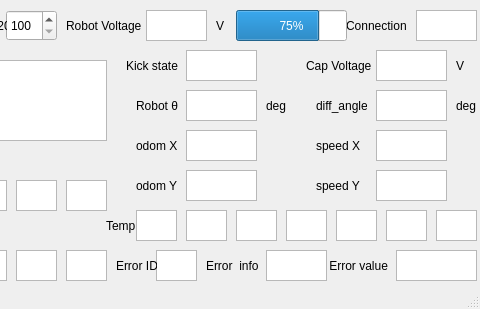
Qt form Qt Robot info/Qt_Robot_info/qt_robot_info.ui (ibis-ssl/GUI_Qt) before a commit; both pictures show x 234 to 714 and y 0 to 309 of the 714 by 309 pixel window.
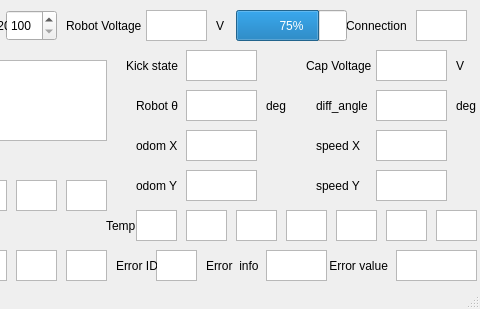
The same form after that commit.

The edit to the form file:
```diff
--- a/Qt Robot info/Qt_Robot_info/qt_robot_info.ui
+++ b/Qt Robot info/Qt_Robot_info/qt_robot_info.ui
@@ -13,6 +13,18 @@
   <property name="windowTitle">
    <string>Qt_Robot_info</string>
   </property>
+  <property name="toolButtonStyle">
+   <enum>Qt::ToolButtonIconOnly</enum>
+  </property>
+  <property name="animated">
+   <bool>true</bool>
+  </property>
+  <property name="documentMode">
+   <bool>false</bool>
+  </property>
+  <property name="dockNestingEnabled">
+   <bool>false</bool>
+  </property>
   <widget class="QWidget" name="centralwidget">
    <widget class="QTextBrowser" name="show_speedy">
     <property name="geometry">
@@ -39,7 +51,7 @@
      <rect>
       <x>650</x>
       <y>10</y>
-      <width>61</width>
+      <width>51</width>
       <height>31</height>
      </rect>
     </property>
```
Left out of the diff: 9 changed lines with no effect on the pictures.
